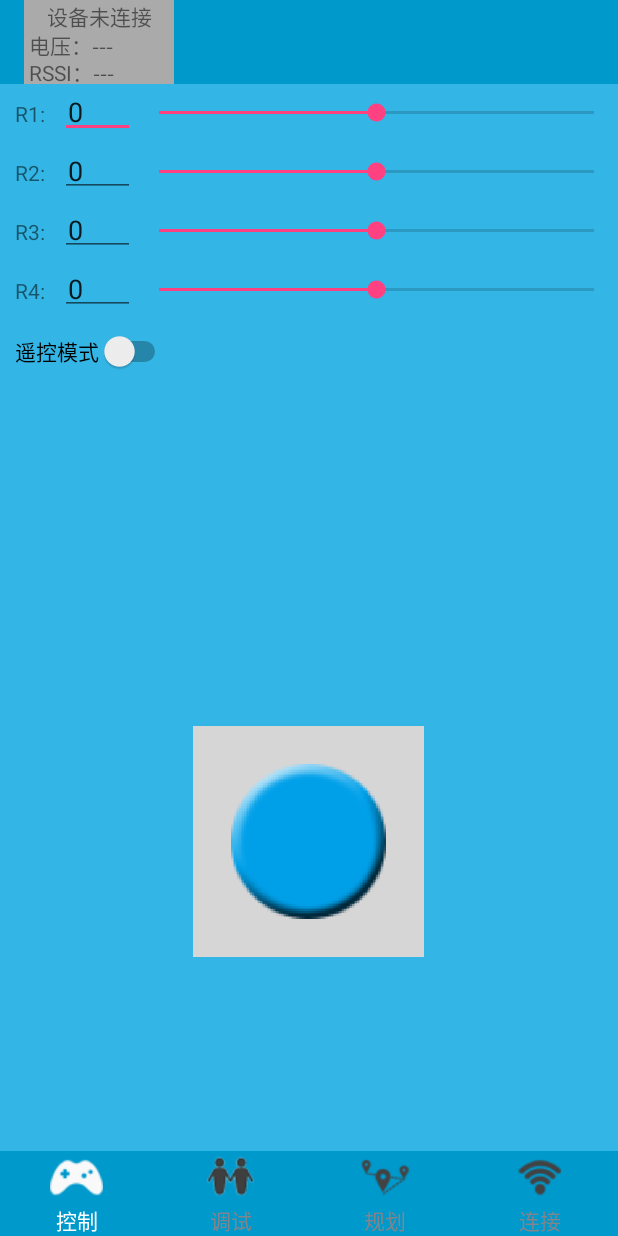
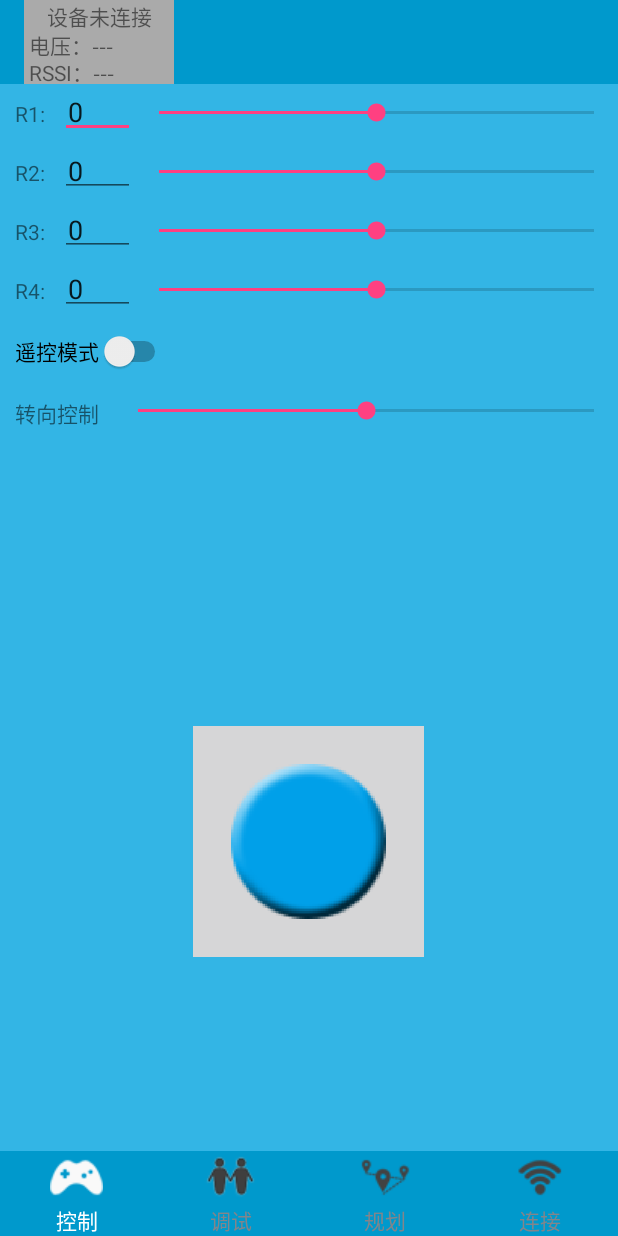
Before and after one commit to wanli-car/Examples, an Android app: the screen it shows after launch (MainActivity), on a phone screen of 412 x 824 dp. Run offline under Robolectric (Android 15) with nearby library versions, the phone set to English and light mode, and no system bars.

Commit message:
update Android Lb_Wanli_Car

```diff
--- a/Android/Lb_WanLi_Car/app/src/main/res/layout/fragment_tab1.xml
+++ b/Android/Lb_WanLi_Car/app/src/main/res/layout/fragment_tab1.xml
@@ -118,7 +118,24 @@
             android:id="@+id/switch_Turnmode"
             android:onClick="onClick" />
 
+        <LinearLayout
+            android:layout_width="match_parent"
+            android:layout_height="match_parent"
+            android:orientation="horizontal">
+            <TextView
+                android:layout_width="wrap_content"
+                android:layout_height="wrap_content"
+                android:padding="10dp"
+                android:text="转向控制"/>
+            <SeekBar
+                android:layout_width="match_parent"
+                android:layout_height="wrap_content"
+                android:id="@+id/SeekBar_Roll"
+                android:max="200"
+                android:progress="100"
+                android:padding="10dp"/>
+        </LinearLayout>
+
     </LinearLayout>
 
-
 </RelativeLayout>
```
Also changed, not shown: Android/Lb_WanLi_Car/app/src/main/java/com/example/lb_wanli_car/FragmentTab1.java (+44 -2 lines).
